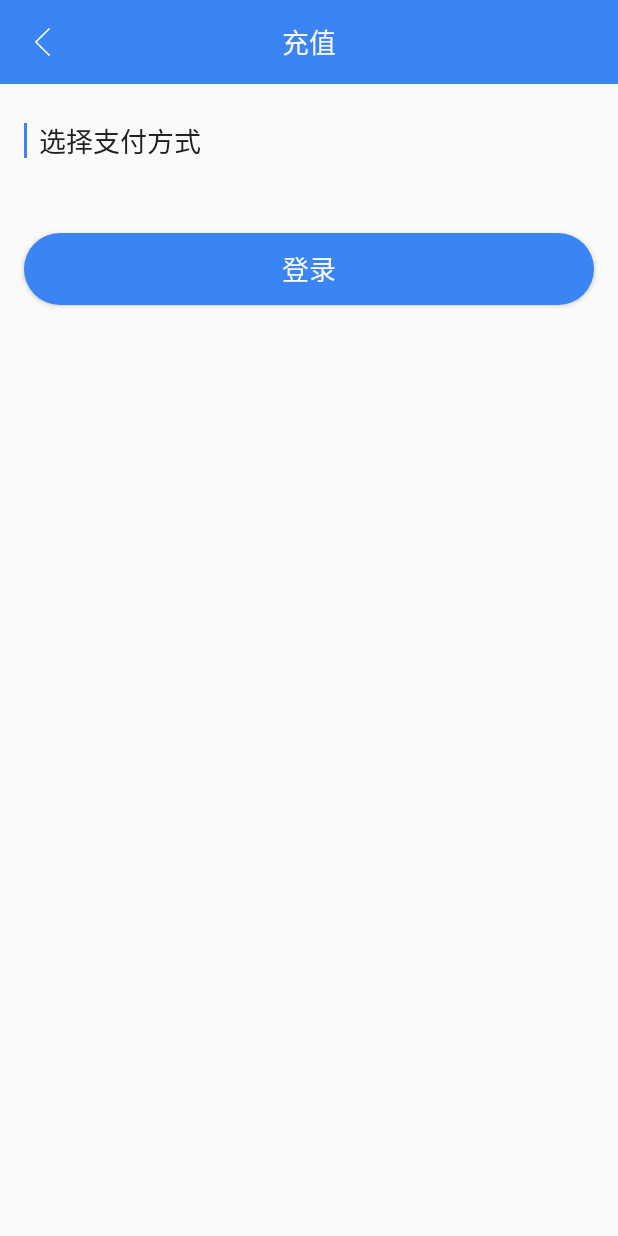
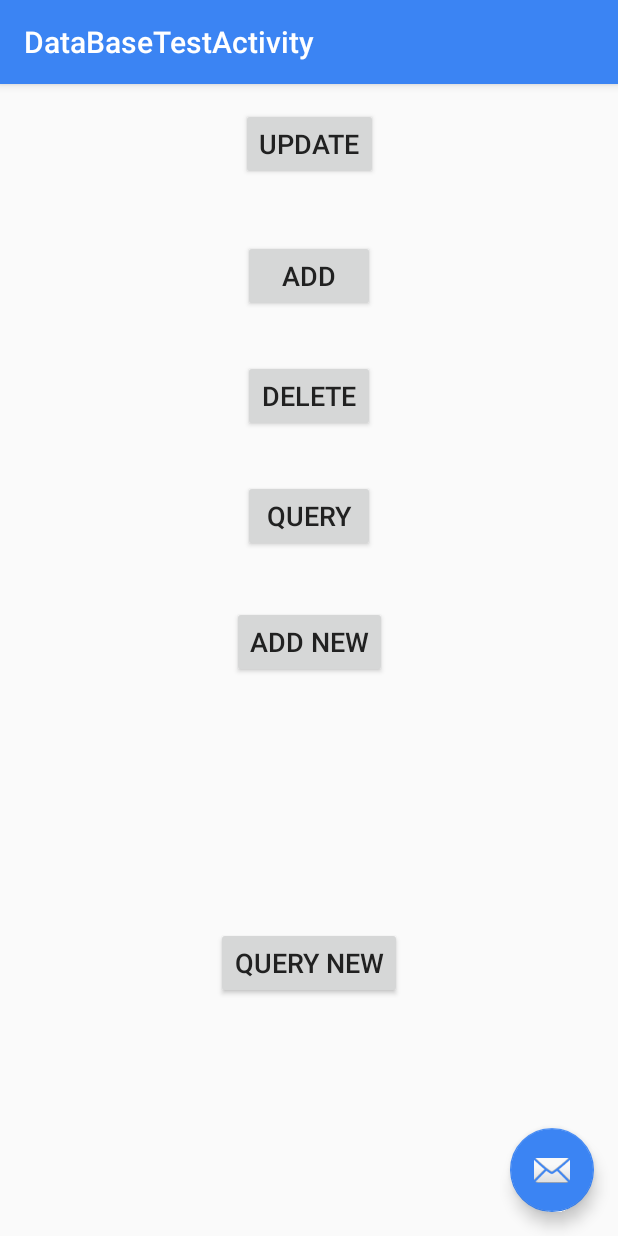
Before and after one commit to OrangeHao/TXM, an Android app: the MainActivity screen opened directly, with no data from a screen before it, after a tap on "我的钱包", on a phone screen of 412 x 824 dp. Run offline under Robolectric (Android 15) with nearby library versions, the phone set to English and light mode, and no system bars; our stand-ins replace ButterKnife; libraries missing offline, so code that uses them is left out: cn.bingoogolapple.badgeview, com.jaeger.library, com.youth.banner, io.objectbox; 11 statements that could not run were skipped.

Commit message:
引入objectBox数据库

```diff
--- a/app/build.gradle
+++ b/app/build.gradle
@@ -1,4 +1,6 @@
 apply plugin: 'com.android.application'
+apply plugin: 'io.objectbox'
+
 android {
     compileSdkVersion rootProject.ext.compileSdkVersion
     buildToolsVersion rootProject.ext.buildToolsVersion
--- a/app/src/main/AndroidManifest.xml
+++ b/app/src/main/AndroidManifest.xml
@@ -77,7 +77,11 @@
         <activity android:name=".ui.main.QrCodeActivity" />
         <activity android:name=".ui.card.MyCardActivity" />
         <activity android:name=".ui.main.NoticesActivity" />
-        <activity android:name=".ui.payment.ReChargeActivity"></activity>
+        <activity android:name=".ui.payment.ReChargeActivity" />
+        <activity
+            android:name=".model.DataBaseTestActivity"
+            android:label="@string/title_activity_data_base_test"
+            android:theme="@style/AppTheme"></activity>
     </application>
 
 </manifest>
--- /dev/null
+++ b/app/src/main/java/com/txmpay/ewallet/model/DataBaseTestActivity.java
@@ -0,0 +1,105 @@
+package com.txmpay.ewallet.model;
+
+import android.os.Bundle;
+import android.support.design.widget.FloatingActionButton;
+import android.support.design.widget.Snackbar;
+import android.support.v7.app.AppCompatActivity;
+import android.support.v7.widget.Toolbar;
+import android.util.Log;
+import android.view.View;
+import android.widget.Button;
+
+import com.txmpay.ewallet.R;
+import com.txmpay.ewallet.app.MyApp;
+
+import butterknife.BindView;
+import butterknife.ButterKnife;
+import butterknife.OnClick;
+import io.objectbox.Box;
+
+public class DataBaseTestActivity extends AppCompatActivity {
+
+    private final String TAG="czh";
+
+    @BindView(R.id.toolbar)
+    Toolbar toolbar;
+    @BindView(R.id.button)
+    Button button;
+    @BindView(R.id.button2)
+    Button button2;
+    @BindView(R.id.button3)
+    Button button3;
+    @BindView(R.id.button4)
+    Button button4;
+    @BindView(R.id.button5)
+    Button button5;
+    @BindView(R.id.button6)
+    Button button6;
+    @BindView(R.id.fab)
+    FloatingActionButton fab;
+
+    @Override
+    protected void onCreate(Bundle savedInstanceState) {
+        super.onCreate(savedInstanceState);
+        setContentView(R.layout.activity_data_base_test);
+        ButterKnife.bind(this);
+        Toolbar toolbar = (Toolbar) findViewById(R.id.toolbar);
+        setSupportActionBar(toolbar);
+
+        FloatingActionButton fab = (FloatingActionButton) findViewById(R.id.fab);
+        fab.setOnClickListener(new View.OnClickListener() {
+            @Override
+            public void onClick(View view) {
+                Snackbar.make(view, "Replace with your own action", Snackbar.LENGTH_LONG)
+                        .setAction("Action", null).show();
+            }
+        });
+    }
+
+    @OnClick({R.id.button, R.id.button2, R.id.button3, R.id.button4, R.id.button5, R.id.button6, R.id.fab})
+    public void onViewClicked(View view) {
+        Box<UserSetting> userBox= MyApp.getBoxStore().boxFor(UserSetting.class);
+        UserSetting userSetting=new UserSetting();
+        userSetting.setUid(1234);
+        userSetting.setFinger("111");
+        userSetting.setGesture("111");
+        userSetting.setGestureCheckCount(111);
+        userSetting.setIsFingerPrint(111);
+        userSetting.setIsGesture(111);
+        switch (view.getId()) {
+            case R.id.button:
+                Log.d(TAG, "add");
+                userBox.put(userSetting);
+                break;
+            case R.id.button2:
+                Log.d(TAG, "delete");
+                userBox.remove(1234);
+                break;
+            case R.id.button3:
+                Log.d(TAG, "query");
+                UserSetting qU=userBox.get(1234);
+                Log.d(TAG, qU.getFinger());
+                Log.d(TAG, "newstr"+qU.getNewstr());
+                break;
+            case R.id.button4:
+                Log.d(TAG, "upgrade");
+                userSetting.setFinger("222");
+                userBox.put(userSetting);
+                break;
+            case R.id.button5:
+                Log.d(TAG, "add new");
+                userSetting.setUid(1235);
+                userSetting.setNewstr("1235");
+                userSetting.setNewint(222);
+                userBox.put(userSetting);
+                break;
+            case R.id.button6:
+                Log.d(TAG, "query new");
+                UserSetting newuser=userBox.get(1235);
+                Log.d(TAG, newuser.getNewstr());
+                break;
+            case R.id.fab:
+                break;
+        }
+    }
+}
--- a/app/src/main/java/com/txmpay/ewallet/ui/main/MainActivity.java
+++ b/app/src/main/java/com/txmpay/ewallet/ui/main/MainActivity.java
@@ -17,6 +17,7 @@ import android.widget.TextView;
 import com.jaeger.library.StatusBarUtil;
 import com.txmpay.ewallet.R;
 import com.txmpay.ewallet.base.BaseActivity;
+import com.txmpay.ewallet.model.DataBaseTestActivity;
 import com.txmpay.ewallet.ui.account.safe.SafeSettingActivity;
 import com.txmpay.ewallet.ui.card.MyCardActivity;
 import com.txmpay.ewallet.ui.payment.ReChargeActivity;
@@ -191,7 +192,7 @@ public class MainActivity extends BaseActivity
                 jumpToActivity(QrCodeActivity.class);
                 break;
             case R.id.home_menu_wallet:
-                jumpToActivity(ReChargeActivity.class);
+                jumpToActivity(DataBaseTestActivity.class);
                 break;
             case R.id.home_menu_route_plan:
                 jumpToActivity(RoutePlanActivity.class);
--- /dev/null
+++ b/app/src/main/res/layout/activity_data_base_test.xml
@@ -0,0 +1,33 @@
+<?xml version="1.0" encoding="utf-8"?>
+<android.support.design.widget.CoordinatorLayout xmlns:android="http://schemas.android.com/apk/res/android"
+    xmlns:app="http://schemas.android.com/apk/res-auto"
+    xmlns:tools="http://schemas.android.com/tools"
+    android:layout_width="match_parent"
+    android:layout_height="match_parent"
+    tools:context="com.txmpay.ewallet.model.DataBaseTestActivity">
+
+    <android.support.design.widget.AppBarLayout
+        android:layout_width="match_parent"
+        android:layout_height="wrap_content"
+        android:theme="@style/AppTheme.AppBarOverlay">
+
+        <android.support.v7.widget.Toolbar
+            android:id="@+id/toolbar"
+            android:layout_width="match_parent"
+            android:layout_height="?attr/actionBarSize"
+            android:background="?attr/colorPrimary"
+            app:popupTheme="@style/AppTheme.PopupOverlay" />
+
+    </android.support.design.widget.AppBarLayout>
+
+    <include layout="@layout/content_data_base_test" />
+
+    <android.support.design.widget.FloatingActionButton
+        android:id="@+id/fab"
+        android:layout_width="wrap_content"
+        android:layout_height="wrap_content"
+        android:layout_gravity="bottom|end"
+        android:layout_margin="@dimen/fab_margin"
+        app:srcCompat="@android:drawable/ic_dialog_email" />
+
+</android.support.design.widget.CoordinatorLayout>
--- /dev/null
+++ b/app/src/main/res/layout/content_data_base_test.xml
@@ -0,0 +1,90 @@
+<?xml version="1.0" encoding="utf-8"?>
+<android.support.constraint.ConstraintLayout xmlns:android="http://schemas.android.com/apk/res/android"
+    xmlns:app="http://schemas.android.com/apk/res-auto"
+    xmlns:tools="http://schemas.android.com/tools"
+    android:layout_width="match_parent"
+    android:layout_height="match_parent"
+    app:layout_behavior="@string/appbar_scrolling_view_behavior"
+    tools:context="com.txmpay.ewallet.model.DataBaseTestActivity"
+    tools:showIn="@layout/activity_data_base_test">
+
+    <Button
+        android:id="@+id/button"
+        android:layout_width="wrap_content"
+        android:layout_height="wrap_content"
+        android:layout_marginEnd="8dp"
+        android:layout_marginStart="8dp"
+        android:layout_marginTop="40dp"
+        android:text="add"
+        app:layout_constraintEnd_toEndOf="parent"
+        app:layout_constraintHorizontal_bias="0.501"
+        app:layout_constraintStart_toStartOf="parent"
+        app:layout_constraintTop_toBottomOf="@+id/button4" />
+
+    <Button
+        android:id="@+id/button2"
+        android:layout_width="wrap_content"
+        android:layout_height="wrap_content"
+        android:layout_marginEnd="8dp"
+        android:layout_marginStart="8dp"
+        android:layout_marginTop="32dp"
+        android:text="delete"
+        app:layout_constraintEnd_toEndOf="parent"
+        app:layout_constraintHorizontal_bias="0.501"
+        app:layout_constraintStart_toStartOf="parent"
+        app:layout_constraintTop_toBottomOf="@+id/button" />
+
+    <Button
+        android:id="@+id/button3"
+        android:layout_width="wrap_content"
+        android:layout_height="wrap_content"
+        android:layout_marginEnd="8dp"
+        android:layout_marginStart="8dp"
+        android:layout_marginTop="32dp"
+        android:text="query"
+        app:layout_constraintEnd_toEndOf="parent"
+        app:layout_constraintHorizontal_bias="0.501"
+        app:layout_constraintStart_toStartOf="parent"
+        app:layout_constraintTop_toBottomOf="@+id/button2" />
+
+    <Button
+        android:id="@+id/button4"
+        android:layout_width="wrap_content"
+        android:layout_height="wrap_content"
+        android:layout_marginEnd="8dp"
+        android:layout_marginStart="8dp"
+        android:layout_marginTop="16dp"
+        android:text="update"
+        app:layout_constraintEnd_toEndOf="parent"
+        app:layout_constraintHorizontal_bias="0.501"
+        app:layout_constraintStart_toStartOf="parent"
+        app:layout_constraintTop_toTopOf="parent" />
+
+    <Button
+        android:id="@+id/button5"
+        android:layout_width="wrap_content"
+        android:layout_height="wrap_content"
+        android:layout_marginEnd="8dp"
+        android:layout_marginStart="8dp"
+        android:layout_marginTop="36dp"
+        android:text="add new"
+        app:layout_constraintEnd_toEndOf="parent"
+        app:layout_constraintHorizontal_bias="0.501"
+        app:layout_constraintStart_toStartOf="parent"
+        app:layout_constraintTop_toBottomOf="@+id/button3" />
+
+    <Button
+        android:id="@+id/button6"
+        android:layout_width="wrap_content"
+        android:layout_height="wrap_content"
+        android:layout_marginBottom="8dp"
+        android:layout_marginEnd="8dp"
+        android:layout_marginStart="8dp"
+        android:layout_marginTop="16dp"
+        android:text="query new"
+        app:layout_constraintBottom_toBottomOf="parent"
+        app:layout_constraintEnd_toEndOf="parent"
+        app:layout_constraintHorizontal_bias="0.501"
+        app:layout_constraintStart_toStartOf="parent"
+        app:layout_constraintTop_toBottomOf="@+id/button5" />
+</android.support.constraint.ConstraintLayout>
--- a/app/src/main/res/values/strings.xml
+++ b/app/src/main/res/values/strings.xml
@@ -67,4 +67,5 @@
     <string name="card_expiry_date">有效期：%1$s</string>
 
     <string name="payment_pay_way">选择支付方式</string>
+    <string name="title_activity_data_base_test">DataBaseTestActivity</string>
 </resources>
--- a/build.gradle
+++ b/build.gradle
@@ -9,6 +9,7 @@ buildscript {
     dependencies {
         classpath 'com.android.tools.build:gradle:3.0.0'
         classpath 'com.jakewharton:butterknife-gradle-plugin:8.4.0'
+        classpath 'io.objectbox:objectbox-gradle-plugin:1.4.4'
         // NOTE: Do not place your application dependencies here; they belong
         // in the individual module build.gradle files
     }
```
Also changed, not shown: app/src/main/java/com/txmpay/ewallet/app/MyApp.java (+15 -0 lines), app/src/main/java/com/txmpay/ewallet/model/UserSetting.java (added, +134 -0 lines), app/src/main/java/com/txmpay/ewallet/ui/SecureAccessManage.java (added, +9 -0 lines), 2 other files.
